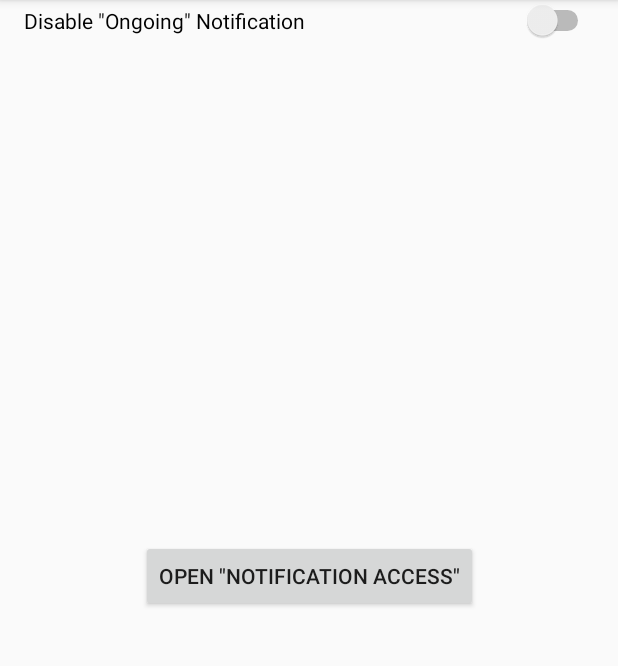
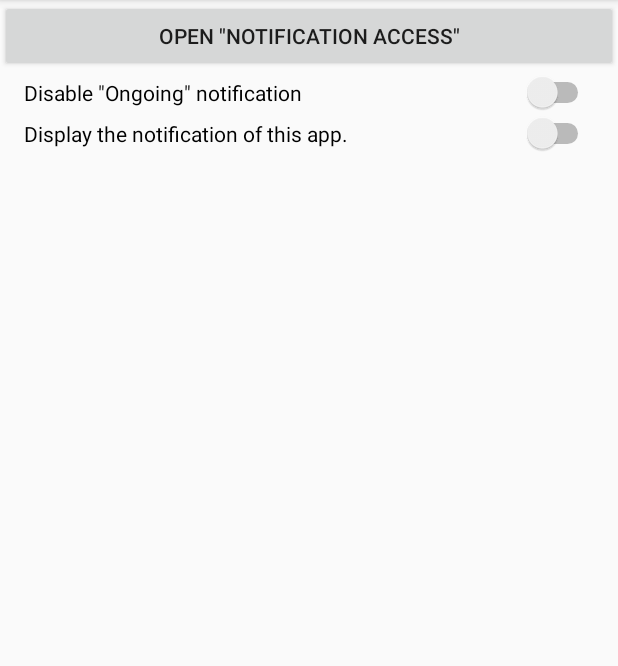
Before and after one commit to sckzw/AANotifier, an Android app: the screen it shows after launch (MainActivity), on a phone screen of 412 x 824 dp, the part 84-750 px from its top. Run offline under Robolectric (Android 15) with nearby library versions, the phone set to English and light mode, and no system bars.

Commit message:
Added "Display the notification of this app" pref.

```diff
--- a/mobile/src/main/res/layout/activity_main.xml
+++ b/mobile/src/main/res/layout/activity_main.xml
@@ -1,29 +1,32 @@
 <?xml version="1.0" encoding="utf-8"?>
-<androidx.constraintlayout.widget.ConstraintLayout xmlns:android="http://schemas.android.com/apk/res/android"
+<LinearLayout xmlns:android="http://schemas.android.com/apk/res/android"
     xmlns:app="http://schemas.android.com/apk/res-auto"
     xmlns:tools="http://schemas.android.com/tools"
     android:layout_width="match_parent"
     android:layout_height="match_parent"
+    android:orientation="vertical"
     tools:context=".MainActivity">
 
     <Button
         android:id="@+id/button_notification_access"
-        android:layout_width="wrap_content"
+        android:layout_width="match_parent"
         android:layout_height="wrap_content"
-        android:text="@string/open_notification_access"
-        app:layout_constraintBottom_toBottomOf="parent"
-        app:layout_constraintEnd_toEndOf="parent"
-        app:layout_constraintStart_toStartOf="parent"
-        app:layout_constraintTop_toTopOf="parent" />
+        android:text="@string/open_notification_access" />
 
     <Switch
         android:id="@+id/switch_disable_ongoing_notification"
         android:layout_width="match_parent"
         android:layout_height="wrap_content"
-        android:paddingLeft="?attr/listPreferredItemPaddingLeft"
-        android:paddingRight="?attr/listPreferredItemPaddingRight"
-        android:text="@string/disable_ongoing_notification"
-        tools:layout_editor_absoluteX="167dp"
-        tools:layout_editor_absoluteY="486dp" />
+        android:paddingStart="?attr/listPreferredItemPaddingLeft"
+        android:paddingEnd="?attr/listPreferredItemPaddingRight"
+        android:text="@string/disable_ongoing_notification" />
 
-</androidx.constraintlayout.widget.ConstraintLayout>
+    <Switch
+        android:id="@+id/switch_display_the_notification_of_this_app"
+        android:layout_width="match_parent"
+        android:layout_height="wrap_content"
+        android:paddingStart="?attr/listPreferredItemPaddingLeft"
+        android:paddingEnd="?attr/listPreferredItemPaddingRight"
+        android:text="@string/display_the_notification_of_this_app" />
+
+</LinearLayout>
--- a/mobile/src/main/res/values/strings.xml
+++ b/mobile/src/main/res/values/strings.xml
@@ -1,5 +1,6 @@
 <resources>
     <string name="app_name">Android Auto Notifier</string>
     <string name="open_notification_access">Open \"Notification Access\"</string>
-    <string name="disable_ongoing_notification">Disable \"Ongoing\" Notification</string>
+    <string name="disable_ongoing_notification">Disable \"Ongoing\" notification</string>
+    <string name="display_the_notification_of_this_app">Display the notification of this app.</string>
 </resources>
```
Also changed, not shown: mobile/src/main/java/io/github/sckzw/aanotifier/MainActivity.java (+9 -0 lines), mobile/src/main/java/io/github/sckzw/aanotifier/MessagingService.java (+11 -3 lines), 1 other file.
